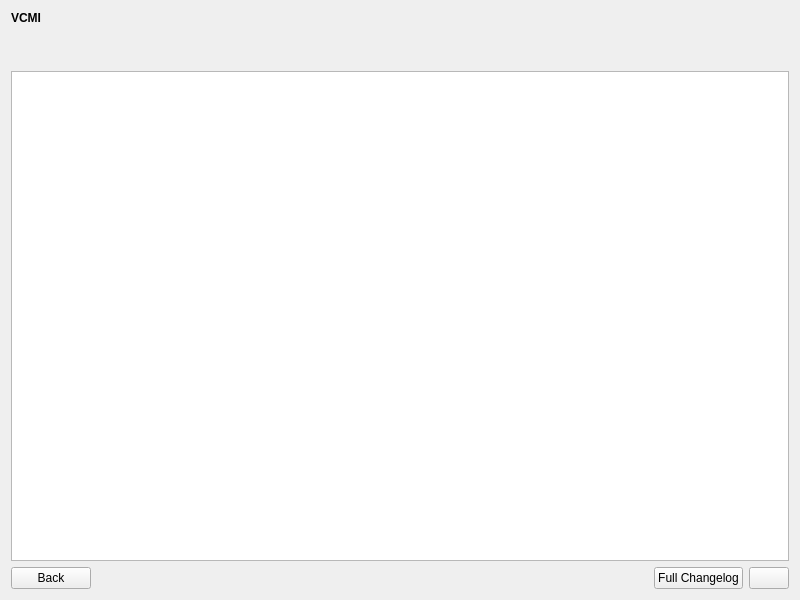
This is launcher/updates/UpdateView.ui in vcmi/vcmi as Qt 5 draws it before an edit. The edited form follows.
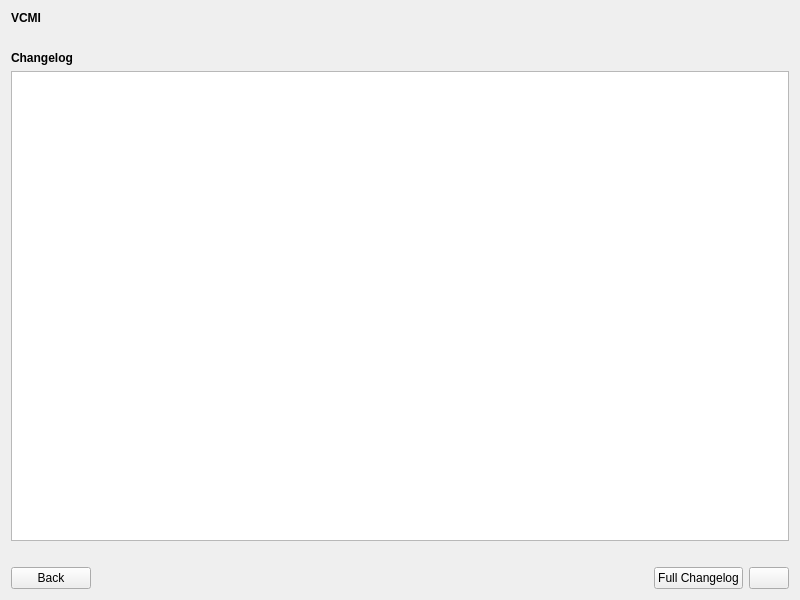
This is the edited form.

The edit to the form file:
```diff
--- a/launcher/updates/UpdateView.ui
+++ b/launcher/updates/UpdateView.ui
@@ -12,7 +12,7 @@
   </property>
   <layout class="QVBoxLayout" name="verticalLayout">
    <item>
-    <widget class="QLabel" name="labelCurrentVersion">
+    <widget class="QLabel" name="labelTitle">
      <property name="font">
       <font>
        <bold>true</bold>
@@ -21,21 +21,11 @@
      <property name="text">
       <string notr="true">VCMI</string>
      </property>
-     <property name="margin">
-      <number>5</number>
-     </property>
-    </widget>
-   </item>
-   <item>
-    <widget class="QLabel" name="labelStatus">
-     <property name="text">
-      <string notr="true"/>
-     </property>
      <property name="wordWrap">
       <bool>true</bool>
      </property>
-     <property name="textInteractionFlags">
-      <set>Qt::TextInteractionFlag::TextSelectableByMouse</set>
+     <property name="margin">
+      <number>5</number>
      </property>
     </widget>
    </item>
@@ -49,6 +39,24 @@
      </property>
     </widget>
    </item>
+   <item>
+    <widget class="QLabel" name="labelChangelog">
+     <property name="font">
+      <font>
+       <bold>true</bold>
+      </font>
+     </property>
+     <property name="text">
+      <string>Changelog</string>
+     </property>
+     <property name="wordWrap">
+      <bool>true</bool>
+     </property>
+     <property name="margin">
+      <number>5</number>
+     </property>
+    </widget>
+   </item>
    <item>
     <widget class="QTextBrowser" name="textBrowserChangelog">
      <property name="openExternalLinks">
@@ -56,6 +64,19 @@
      </property>
     </widget>
    </item>
+   <item>
+    <widget class="QLabel" name="labelInstructions">
+     <property name="text">
+      <string notr="true"/>
+     </property>
+     <property name="wordWrap">
+      <bool>true</bool>
+     </property>
+     <property name="textInteractionFlags">
+      <set>Qt::TextInteractionFlag::TextSelectableByMouse</set>
+     </property>
+    </widget>
+   </item>
    <item>
     <layout class="QHBoxLayout" name="horizontalLayoutButtons">
      <item>
```
